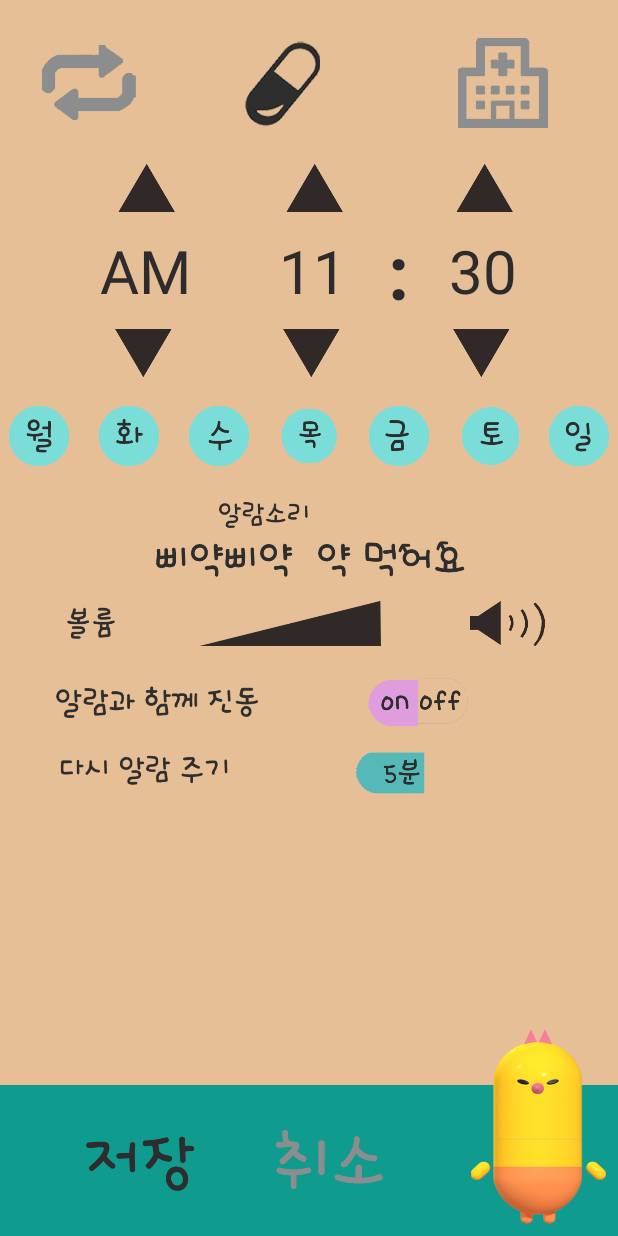
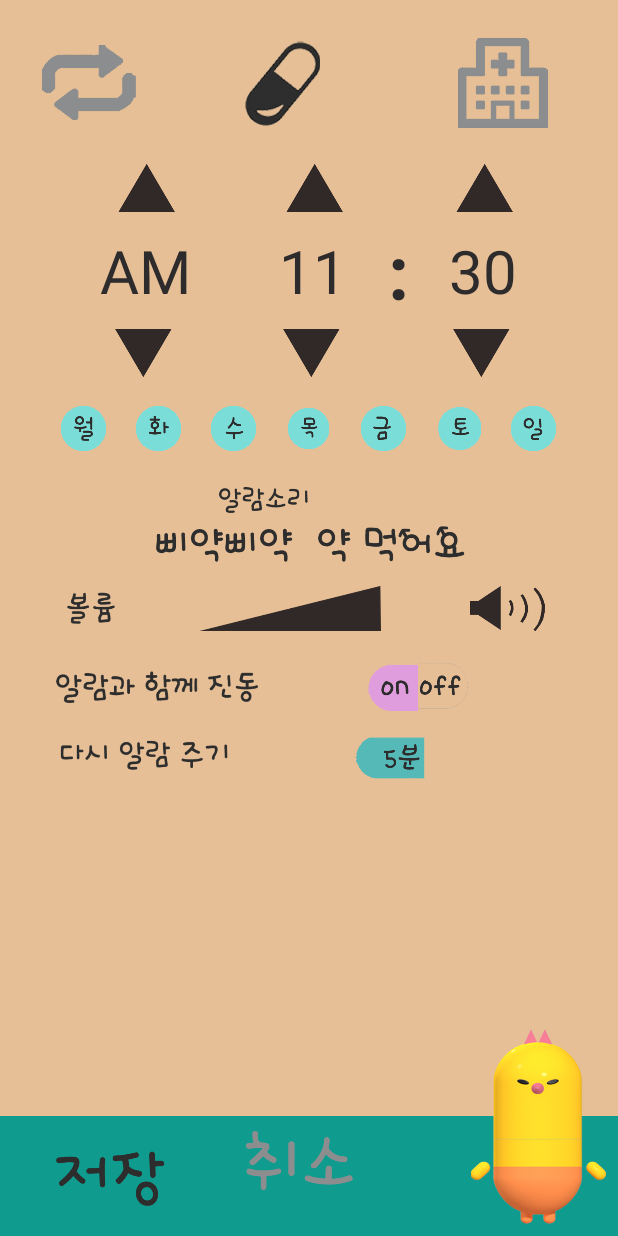
Before and after one commit to u0n0m/piyagi, an Android app: the AlyacActivity screen opened directly, with no data from a screen before it, on a phone screen of 412 x 824 dp. Run offline under Robolectric (Android 15) with nearby library versions, the phone set to English and light mode, and no system bars.

Commit message:
작은 화면에서도 밀리지 않고 잘나오게 만들기 - 반복화면/알약화면 레이아웃 조정중.... 병원화면 아직안함

```diff
--- a/app/src/main/java/com/onedayone/piyagi/AlyacActivity.java
+++ b/app/src/main/java/com/onedayone/piyagi/AlyacActivity.java
@@ -30,8 +30,8 @@ public class AlyacActivity extends AppCompatActivity {
         super.onCreate(savedInstanceState);
         setContentView(R.layout.alyac_main);
 
-        ImageButton btn_alyac = (ImageButton) findViewById(R.id.btn_alyac2);
-        btn_alyac.setOnClickListener(new View.OnClickListener() {
+        ImageButton btn_repeat = (ImageButton) findViewById(R.id.btn_repeat2);
+        btn_repeat.setOnClickListener(new View.OnClickListener() {
             @Override
             public void onClick(View view) {
                 Intent intent = new Intent(getApplicationContext(), RepeatActivity.class);
--- a/app/src/main/res/layout/activity_main.xml
+++ b/app/src/main/res/layout/activity_main.xml
@@ -68,7 +68,7 @@
     <FrameLayout
         android:id="@+id/alyac_list1"
         android:layout_width="match_parent"
-        android:layout_height="220dp"
+        android:layout_height="180dp"
         android:layout_marginTop="45dp"
         android:layout_below="@id/repeat_list1">
         <RelativeLayout
@@ -101,7 +101,7 @@
     <FrameLayout
         android:id="@+id/hospital_list1"
         android:layout_width="match_parent"
-        android:layout_height="190dp"
+        android:layout_height="180dp"
         android:layout_marginTop="10dp"
         android:layout_below="@id/alyac_list1">
         <RelativeLayout
@@ -150,7 +150,7 @@
 
     <ImageView
         android:id="@+id/main_background_piyagi3"
-        android:layout_width="140dp"
+        android:layout_width="120dp"
         android:layout_height="wrap_content"
         android:src="@drawable/piyagi3_edited1"
         android:adjustViewBounds="true"
--- a/app/src/main/res/layout/alyac_main.xml
+++ b/app/src/main/res/layout/alyac_main.xml
@@ -5,16 +5,16 @@
     android:layout_width="match_parent"
     android:layout_height="match_parent"
     android:background="#E6BF96"
-    tools:context="com.onedayone.piyagi.RepeatActivity"    >
+    tools:context="com.onedayone.piyagi.AlyacActivity"    >
     <LinearLayout
-        android:id="@+id/top_menu1"
+        android:id="@+id/alyac_top_menu1"
         android:layout_width="match_parent"
         android:layout_height="wrap_content"
         android:orientation="horizontal"
         android:layout_marginTop="25dp"
         android:layout_alignParentTop="true">
         <ImageButton
-            android:id="@+id/btn_alyac1"
+            android:id="@+id/btn_repeat2"
             android:layout_width="60dp"
             android:layout_height="50dp"
             android:layout_weight="1"
@@ -41,15 +41,15 @@
             android:scaleType="fitCenter"
             android:background="#E6BF96"
 />
-    </LinearLayout>
+</LinearLayout>
 
     <LinearLayout
-        android:id="@+id/timepicker1"
+        android:id="@+id/timepicker_alyac"
         android:layout_width="match_parent"
         android:layout_height="wrap_content"
         android:orientation="horizontal"
         android:layout_marginTop="20dp"
-        android:layout_below="@+id/top_menu1"
+        android:layout_below="@+id/alyac_top_menu1"
         android:layout_alignParentLeft="true"
         android:layout_alignParentStart="true">
         <LinearLayout
@@ -155,55 +155,55 @@
         android:layout_width="match_parent"
         android:layout_height="wrap_content"
         android:orientation="horizontal"
-        android:layout_below="@id/timepicker1"
+        android:layout_below="@id/timepicker_alyac"
         android:gravity="center"
         android:layout_marginTop="5dp">
 
         <ImageButton
-            android:layout_width="60dp"
-            android:layout_height="60dp"
+            android:layout_width="50dp"
+            android:layout_height="50dp"
             android:src="@drawable/week_monday"
             android:scaleType="fitCenter"
             android:background="#E6BF96"
             android:padding="10dp"/>
         <ImageButton
-            android:layout_width="60dp"
-            android:layout_height="60dp"
+            android:layout_width="50dp"
+            android:layout_height="50dp"
             android:src="@drawable/week_tuesday"
             android:scaleType="fitCenter"
             android:background="#E6BF96"
             android:padding="10dp"/>
         <ImageButton
-            android:layout_width="60dp"
-            android:layout_height="60dp"
+            android:layout_width="50dp"
+            android:layout_height="50dp"
             android:src="@drawable/week_wednesday"
             android:scaleType="fitCenter"
             android:background="#E6BF96"
             android:padding="10dp"/>
         <ImageButton
-            android:layout_width="60dp"
-            android:layout_height="60dp"
+            android:layout_width="50dp"
+            android:layout_height="50dp"
             android:src="@drawable/week_thursday"
             android:scaleType="fitCenter"
             android:background="#E6BF96"
             android:padding="10dp"/>
         <ImageButton
-            android:layout_width="60dp"
-            android:layout_height="60dp"
+            android:layout_width="50dp"
+            android:layout_height="50dp"
             android:src="@drawable/week_friday"
             android:scaleType="fitCenter"
             android:background="#E6BF96"
             android:padding="10dp"/>
         <ImageButton
-            android:layout_width="60dp"
-            android:layout_height="60dp"
+            android:layout_width="50dp"
+            android:layout_height="50dp"
             android:src="@drawable/week_saturday"
             android:scaleType="fitCenter"
             android:background="#E6BF96"
             android:padding="10dp"/>
         <ImageButton
-            android:layout_width="60dp"
-            android:layout_height="60dp"
+            android:layout_width="50dp"
+            android:layout_height="50dp"
             android:src="@drawable/week_sunday"
             android:scaleType="fitCenter"
             android:background="#E6BF96"
@@ -301,9 +301,9 @@
     <RelativeLayout
         android:id="@+id/bottom_menu1"
         android:layout_width="match_parent"
-        android:layout_height="wrap_content"
+        android:layout_height="80dp"
         android:layout_marginTop="10dp"
-        android:padding="30dp"
+        android:padding="10dp"
         android:background="#0F9B8E"
         android:layout_alignParentBottom="true" >
         <ImageButton
--- a/app/src/main/res/layout/repeat_listview_item.xml
+++ b/app/src/main/res/layout/repeat_listview_item.xml
@@ -4,7 +4,7 @@
         xmlns:android="http://schemas.android.com/apk/res/android"
         android:layout_width="match_parent"
         android:layout_height="wrap_content"
-        android:layout_marginTop="10dp"
+        android:layout_marginTop="20dp"
     android:background="#AA0E9A8D">
 
         <TextView
```
Also changed, not shown: app/src/main/res/layout/repeat_main.xml (+10 -9 lines).
